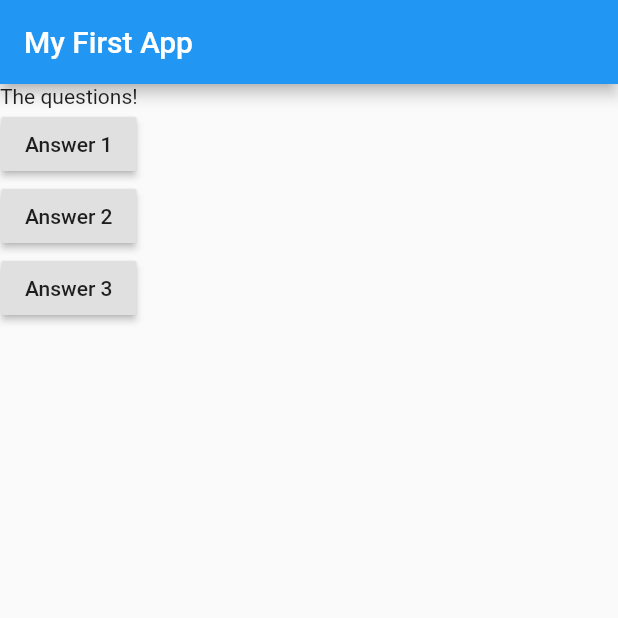
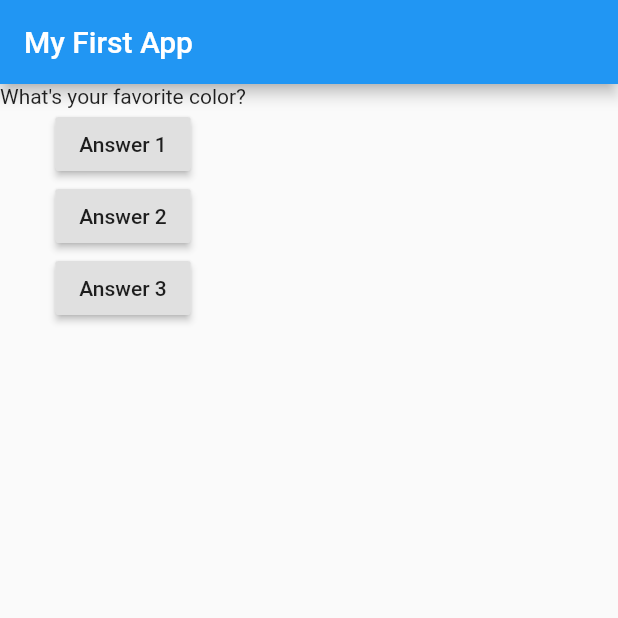
Before and after one commit to bouanimalek/flutter_complete_guide, a Flutter app: the screen it shows after launch, after a tap on "Answer 1", on a phone screen of 412 x 824 dp, the top half of it. Run offline on Flutter 3.47's test engine with Material 2 defaults, Android fonts, the phone set to English and light mode, and no system bars.

Commit message:
Upadating Widget Data(StatelessWidget Incorrectly)

```diff
--- a/lib/main.dart
+++ b/lib/main.dart
@@ -7,9 +7,12 @@ import 'package:flutter/material.dart';
 void main() => runApp(MyApp());
 
 class MyApp extends StatelessWidget {
+  // initalizing a variable
+  var questionIndex = 0;
   // Function
   void answerQuestion() {
-    print("Answer chosen!");
+    questionIndex = questionIndex + 1;
+    print(questionIndex);
   }
 
   @override
@@ -24,7 +27,7 @@ class MyApp extends StatelessWidget {
           title: Text("My First App"),
         ),
         body: Column(children: [
-          Text('The questions!'),
+          Text(questions[questionIndex]),
           // ElevatedButton(onPressed: null, child: Text("Answer 1")),
           // ElevatedButton(onPressed: null, child: Text("Answer 2")),
           // ElevatedButton(onPressed: null, child: Text("Answer 3")),
```
